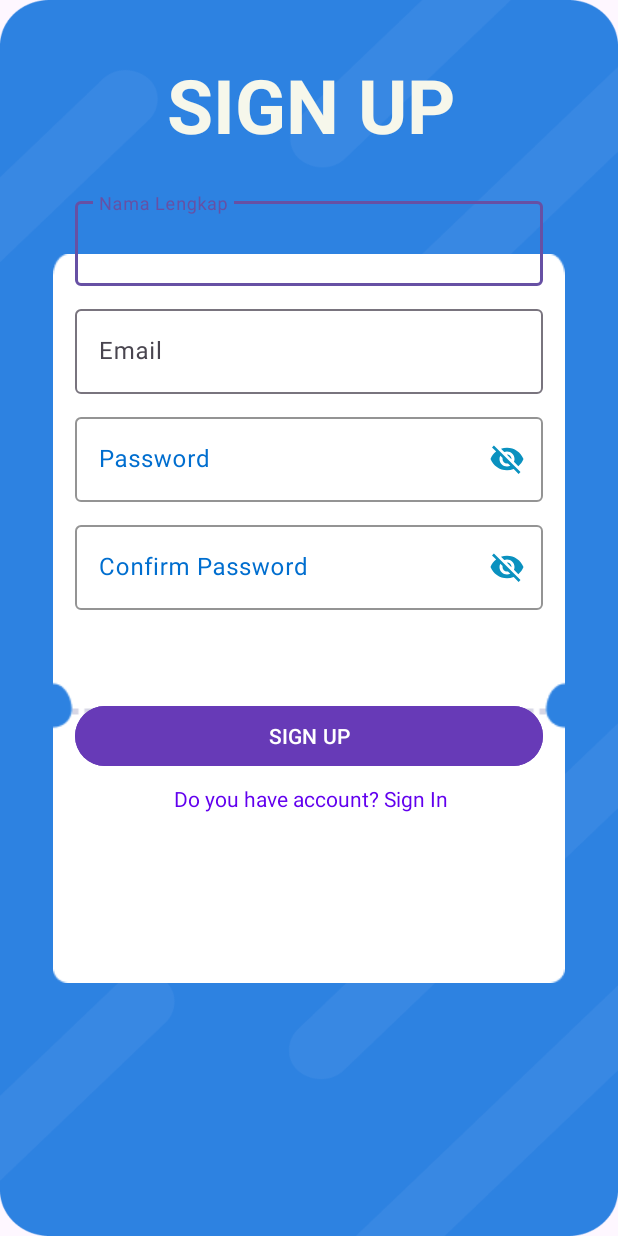
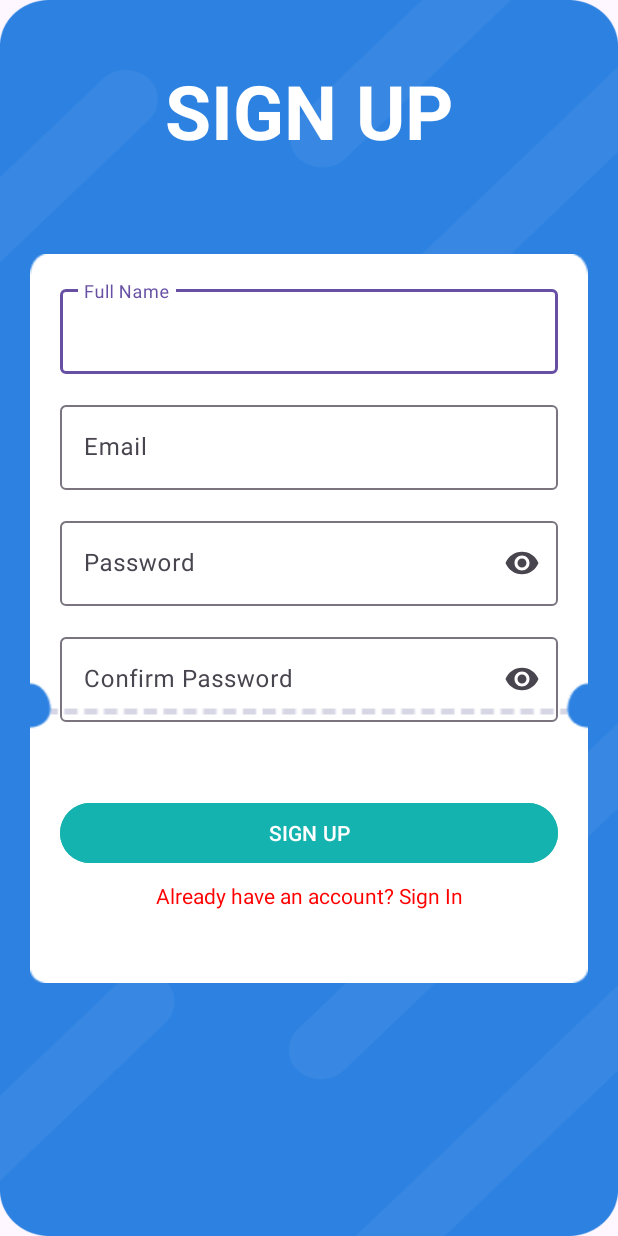
Before and after one commit to jlstheo07/SelaluAda_Android, an Android app: the RegisterActivity screen opened directly, with no data from a screen before it, on a phone screen of 412 x 824 dp. Run offline under Robolectric (Android 15) with nearby library versions, the phone set to English and light mode, and no system bars.

Commit message:
Perbaiki layout login register profile

```diff
--- a/app/src/main/res/layout/activity_change_password.xml
+++ b/app/src/main/res/layout/activity_change_password.xml
@@ -32,7 +32,7 @@
             android:id="@+id/tvHeaderTitle"
             android:layout_width="wrap_content"
             android:layout_height="wrap_content"
-            android:text="DATA KONSUMEN"
+            android:text="GANTI PASSWORD"
             android:textSize="20sp"
             android:textStyle="bold"
             android:textColor="@color/black"
--- a/app/src/main/res/layout/activity_register.xml
+++ b/app/src/main/res/layout/activity_register.xml
@@ -11,154 +11,140 @@
     <ImageView
         android:layout_width="match_parent"
         android:layout_height="wrap_content"
-        android:layout_marginStart="35dp"
-        android:layout_marginEnd="35dp"
+        android:layout_marginStart="20dp"
+        android:layout_marginEnd="20dp"
         android:background="@drawable/bg_ticketlinestretch"
+        app:layout_constraintTop_toTopOf="parent"
         app:layout_constraintBottom_toBottomOf="parent"
+        app:layout_constraintStart_toStartOf="parent"
         app:layout_constraintEnd_toEndOf="parent"
-        app:layout_constraintHorizontal_bias="0.0"
-        app:layout_constraintStart_toStartOf="parent"
-        app:layout_constraintTop_toTopOf="parent"
         tools:ignore="MissingConstraints" />
 
     <TextView
-        android:id="@+id/tvregister"
-        android:layout_width="409dp"
+        android:id="@+id/tvSignUpTitle"
+        android:layout_width="391dp"
         android:layout_height="wrap_content"
-        android:layout_marginStart="50dp"
-        android:layout_marginTop="36dp"
+        android:layout_marginTop="40dp"
+        android:gravity="center"
         android:text="SIGN UP"
-        android:textColor="@color/ivory"
+        android:textColor="@color/white"
         android:textSize="50sp"
         android:textStyle="bold"
-        android:textAlignment="center"
-        app:layout_constraintEnd_toEndOf="parent"
-        app:layout_constraintHorizontal_bias="1.0"
+        app:layout_constraintTop_toTopOf="parent"
         app:layout_constraintStart_toStartOf="parent"
-        app:layout_constraintTop_toTopOf="parent" />
+        app:layout_constraintEnd_toEndOf="parent" />
 
+    <!-- Name -->
     <com.google.android.material.textfield.TextInputLayout
-        android:id="@+id/etnamareg"
+        android:id="@+id/etName"
         android:layout_width="0dp"
         android:layout_height="wrap_content"
-        android:layout_marginStart="50dp"
-        android:layout_marginTop="25dp"
-        android:layout_marginEnd="50dp"
-        android:hint="Nama Lengkap"
-        app:layout_constraintEnd_toEndOf="parent"
-        app:layout_constraintHorizontal_bias="1.0"
+        android:layout_marginTop="80dp"
+        android:layout_marginStart="40dp"
+        android:layout_marginEnd="40dp"
+        android:hint="Full Name"
+        app:layout_constraintTop_toBottomOf="@id/tvSignUpTitle"
         app:layout_constraintStart_toStartOf="parent"
-        app:layout_constraintTop_toBottomOf="@id/tvregister">
+        app:layout_constraintEnd_toEndOf="parent">
 
         <com.google.android.material.textfield.TextInputEditText
             android:id="@+id/namalengkapreg"
             android:layout_width="match_parent"
             android:layout_height="wrap_content"
-            android:inputType="textPersonName"
-            android:minHeight="48dp" />
+            android:minHeight="48dp"
+            android:inputType="textPersonName" />
     </com.google.android.material.textfield.TextInputLayout>
 
+    <!-- Email -->
     <com.google.android.material.textfield.TextInputLayout
-        android:id="@+id/etEmailreg"
+        android:id="@+id/etSignUpEmail"
         android:layout_width="0dp"
         android:layout_height="wrap_content"
-        android:layout_marginStart="50dp"
-        android:layout_marginTop="10dp"
-        android:layout_marginEnd="50dp"
+        android:layout_marginTop="15dp"
+        android:layout_marginStart="40dp"
+        android:layout_marginEnd="40dp"
         android:hint="Email"
-        app:layout_constraintEnd_toEndOf="parent"
-        app:layout_constraintHorizontal_bias="1.0"
+        app:layout_constraintTop_toBottomOf="@id/etName"
         app:layout_constraintStart_toStartOf="parent"
-        app:layout_constraintTop_toBottomOf="@id/etnamareg">
+        app:layout_constraintEnd_toEndOf="parent">
 
         <com.google.android.material.textfield.TextInputEditText
             android:id="@+id/emailreg"
             android:layout_width="match_parent"
             android:layout_height="wrap_content"
-            android:inputType="textEmailAddress"
-            android:minHeight="48dp" />
+            android:minHeight="48dp"
+            android:inputType="textEmailAddress" />
     </com.google.android.material.textfield.TextInputLayout>
 
+    <!-- Password -->
     <com.google.android.material.textfield.TextInputLayout
-        android:id="@+id/etPasswordreg"
+        android:id="@+id/etSignUpPassword"
         android:layout_width="0dp"
         android:layout_height="wrap_content"
-        android:layout_marginStart="50dp"
-        android:layout_marginTop="10dp"
-        android:layout_marginEnd="50dp"
+        android:layout_marginTop="15dp"
+        android:layout_marginStart="40dp"
+        android:layout_marginEnd="40dp"
         android:hint="Password"
-        android:textColorHint="@color/defblue"
-        app:boxBackgroundMode="outline"
-        app:boxStrokeColor="@color/darkblue"
         app:endIconMode="password_toggle"
-        app:endIconTint="@color/lightblue"
-        app:hintTextColor="@color/grey"
-        app:layout_constraintEnd_toEndOf="parent"
-        app:layout_constraintHorizontal_bias="0.0"
+        app:layout_constraintTop_toBottomOf="@id/etSignUpEmail"
         app:layout_constraintStart_toStartOf="parent"
-        app:layout_constraintTop_toBottomOf="@id/etEmailreg">
+        app:layout_constraintEnd_toEndOf="parent">
 
         <com.google.android.material.textfield.TextInputEditText
             android:id="@+id/passreg"
             android:layout_width="match_parent"
             android:layout_height="wrap_content"
-            android:inputType="textVisiblePassword"
-            android:minHeight="48dp" />
+            android:minHeight="48dp"
+            android:inputType="textPassword" />
     </com.google.android.material.textfield.TextInputLayout>
 
+    <!-- Confirm Password -->
     <com.google.android.material.textfield.TextInputLayout
-        android:id="@+id/etPasswordconf"
+        android:id="@+id/etConfirmPassword"
         android:layout_width="0dp"
         android:layout_height="wrap_content"
-        android:layout_marginStart="50dp"
-        android:layout_marginTop="10dp"
-        android:layout_marginEnd="50dp"
+        android:layout_marginTop="15dp"
+        android:layout_marginStart="40dp"
+        android:layout_marginEnd="40dp"
         android:hint="Confirm Password"
-        android:textColorHint="@color/defblue"
-        app:boxBackgroundMode="outline"
-        app:boxStrokeColor="@color/darkblue"
         app:endIconMode="password_toggle"
-        app:endIconTint="@color/lightblue"
-        app:hintTextColor="@color/grey"
-        app:layout_constraintEnd_toEndOf="parent"
-        app:layout_constraintHorizontal_bias="0.0"
+        app:layout_constraintTop_toBottomOf="@id/etSignUpPassword"
         app:layout_constraintStart_toStartOf="parent"
-        app:layout_constraintTop_toBottomOf="@id/etPasswordreg">
+        app:layout_constraintEnd_toEndOf="parent">
 
         <com.google.android.material.textfield.TextInputEditText
             android:id="@+id/passconreg"
             android:layout_width="match_parent"
             android:layout_height="wrap_content"
-            android:inputType="textVisiblePassword"
-            android:minHeight="48dp" />
+            android:minHeight="48dp"
+            android:inputType="textPassword" />
     </com.google.android.material.textfield.TextInputLayout>
 
-
+    <!-- Sign Up Button -->
     <Button
         android:id="@+id/btnRegister"
         android:layout_width="0dp"
         android:layout_height="wrap_content"
-        android:layout_marginStart="50dp"
-        android:layout_marginTop="60dp"
-        android:layout_marginEnd="50dp"
-        android:backgroundTint="#673AB7"
+        android:layout_marginTop="50dp"
+        android:layout_marginStart="40dp"
+        android:layout_marginEnd="40dp"
+        android:backgroundTint="@color/defrgreen"
         android:text="SIGN UP"
         android:textColor="@android:color/white"
-        app:layout_constraintEnd_toEndOf="parent"
-        app:layout_constraintHorizontal_bias="0.0"
+        app:layout_constraintTop_toBottomOf="@id/etConfirmPassword"
         app:layout_constraintStart_toStartOf="parent"
-        app:layout_constraintTop_toBottomOf="@id/etPasswordconf" />
+        app:layout_constraintEnd_toEndOf="parent" />
 
+    <!-- Login Text -->
     <TextView
         android:id="@+id/tvSignUp"
         android:layout_width="wrap_content"
         android:layout_height="wrap_content"
         android:layout_marginTop="8dp"
-        android:text="Do you have account? Sign In"
-        android:textColor="@color/design_default_color_primary"
-        app:layout_constraintEnd_toEndOf="parent"
-        app:layout_constraintHorizontal_bias="0.507"
+        android:text="Already have an account? Sign In"
+        android:textColor="@color/red"
+        app:layout_constraintTop_toBottomOf="@id/btnRegister"
         app:layout_constraintStart_toStartOf="parent"
-        app:layout_constraintTop_toBottomOf="@id/btnRegister" />
+        app:layout_constraintEnd_toEndOf="parent" />
 
 </androidx.constraintlayout.widget.ConstraintLayout>
```
Also changed, not shown: app/src/main/res/layout/activity_login.xml (+50 -46 lines), app/src/main/res/layout/fragment_profile.xml (+59 -51 lines).
